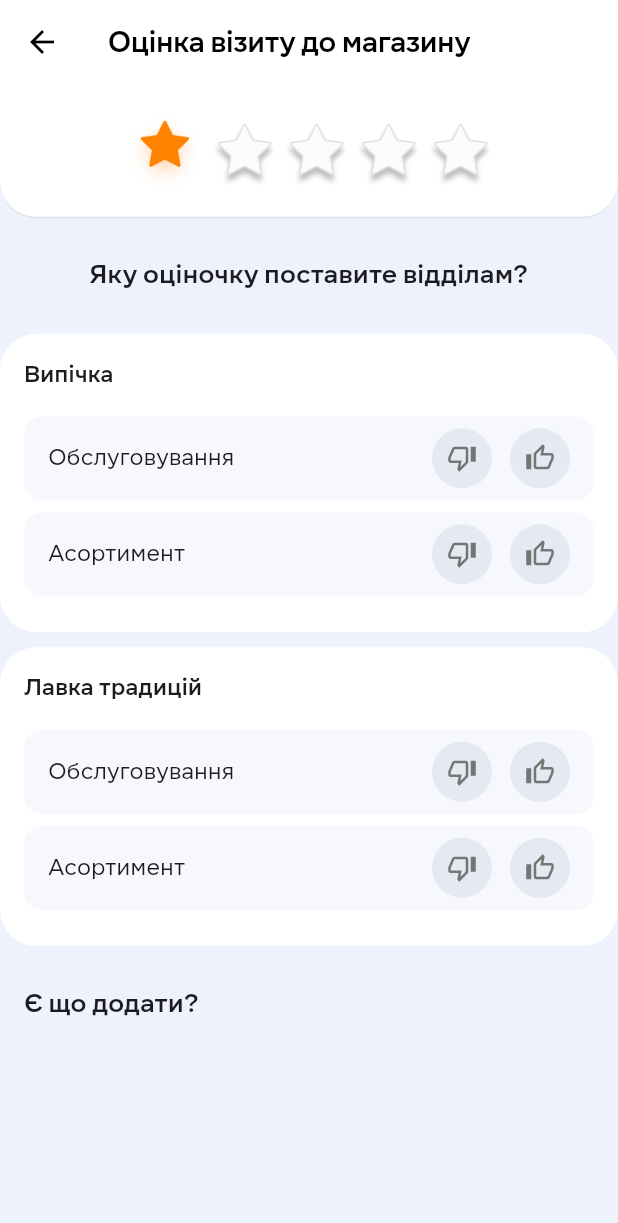
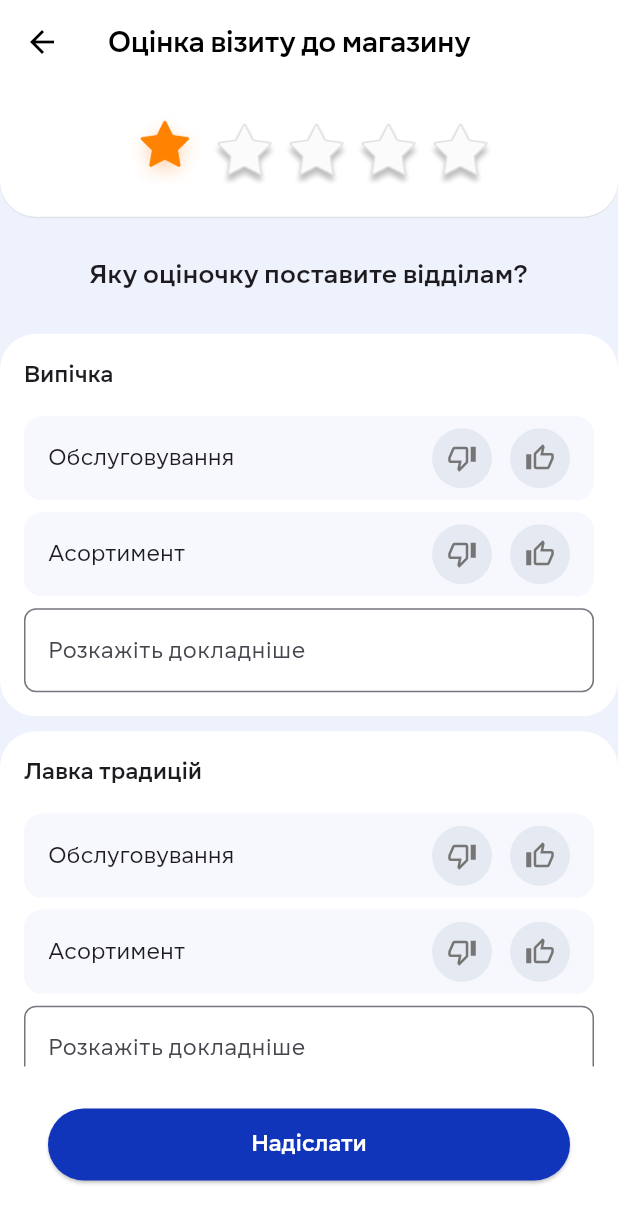
Before and after one commit to nazarenkodima/flutter_learning_journey, a Flutter app: the Forms screen opened directly, on a phone screen of 412 x 824 dp. Shown: the top 1223 px of the screen. Run offline on Flutter 3.47's test engine with Material 3 defaults, Android fonts, the phone set to English and light mode, and no system bars.

Commit message:
feat: add button component

```diff
--- /dev/null
+++ b/lib/lesson_12/button.dart
@@ -0,0 +1,31 @@
+import 'package:flutter/material.dart';
+
+class Button extends StatelessWidget {
+  const Button({super.key, required this.onPressed});
+
+  final VoidCallback onPressed;
+
+  @override
+  Widget build(BuildContext context) {
+    return Padding(
+      padding: const EdgeInsets.all(16),
+      child: ElevatedButton(
+        onPressed: onPressed,
+        style: ElevatedButton.styleFrom(
+          backgroundColor: const Color(0xFF1135BA),
+          foregroundColor: Colors.white,
+          minimumSize: const Size.fromHeight(48),
+          padding: const EdgeInsets.symmetric(vertical: 10, horizontal: 24),
+          visualDensity: VisualDensity.standard,
+          shape: RoundedRectangleBorder(
+            borderRadius: BorderRadius.circular(24),
+          ),
+        ),
+        child: const Text(
+          'Надіслати',
+          style: TextStyle(fontSize: 16, fontWeight: FontWeight.w600),
+        ),
+      ),
+    );
+  }
+}
--- a/lib/lesson_12/department_card.dart
+++ b/lib/lesson_12/department_card.dart
@@ -4,11 +4,17 @@ import 'package:flutter_learning_journey/lesson_12/service_rating.dart';
 enum Vote { none, down, up }
 
 class Department {
-  Department({required this.title, required this.items, required this.votes});
+  Department({
+    required this.title,
+    required this.items,
+    required this.votes,
+    required this.commentController,
+  });
 
   final String title;
   final List<String> items;
   final List<Vote> votes;
+  final TextEditingController commentController;
 }
 
 class DepartmentCard extends StatelessWidget {
@@ -48,6 +54,16 @@ class DepartmentCard extends StatelessWidget {
                 onChanged: (vote) => onVoteChanged(i, vote),
               ),
             ),
+          TextField(
+            controller: department.commentController,
+            decoration: InputDecoration(
+              hintText: 'Розкажіть докладніше',
+              border: OutlineInputBorder(
+                borderRadius: BorderRadius.circular(8),
+                borderSide: BorderSide(color: Color(0x3D202124)),
+              ),
+            ),
+          ),
         ],
       ),
     );
--- a/lib/lesson_12/homework_12.dart
+++ b/lib/lesson_12/homework_12.dart
@@ -2,6 +2,7 @@ import 'package:flutter/material.dart';
 import 'package:flutter_learning_journey/lesson_12/department_card.dart';
 import 'package:flutter_learning_journey/lesson_12/rating_card.dart';
 import 'package:flutter_learning_journey/lesson_12/section_title.dart';
+import 'package:flutter_learning_journey/lesson_12/button.dart';
 
 class Forms extends StatefulWidget {
   const Forms({super.key});
@@ -13,17 +14,20 @@ class Forms extends StatefulWidget {
 //
 class _FormsState extends State<Forms> {
   int _rating = 0;
+  final feedbackController = TextEditingController();
 
   final List<Department> _departments = [
     Department(
       title: 'Випічка',
       items: ['Обслуговування', 'Асортимент'],
       votes: [Vote.none, Vote.none],
+      commentController: TextEditingController(),
     ),
     Department(
       title: 'Лавка традицій',
       items: ['Обслуговування', 'Асортимент'],
       votes: [Vote.none, Vote.none],
+      commentController: TextEditingController(),
     ),
   ];
 
@@ -62,6 +66,20 @@ class _FormsState extends State<Forms> {
           ],
         ),
       ),
+      bottomNavigationBar: Container(
+        padding: const EdgeInsets.fromLTRB(16, 12, 16, 21),
+        color: Colors.white,
+        child: Button(
+          onPressed: () {
+            for (final department in _departments) {
+              debugPrint(
+                '${department.title}: votes=${department.votes}, comment=${department.commentController.text}',
+              );
+            }
+            debugPrint('rating=$_rating');
+          },
+        ),
+      ),
       backgroundColor: const Color(0xFFEEF2FC),
     );
   }
```
